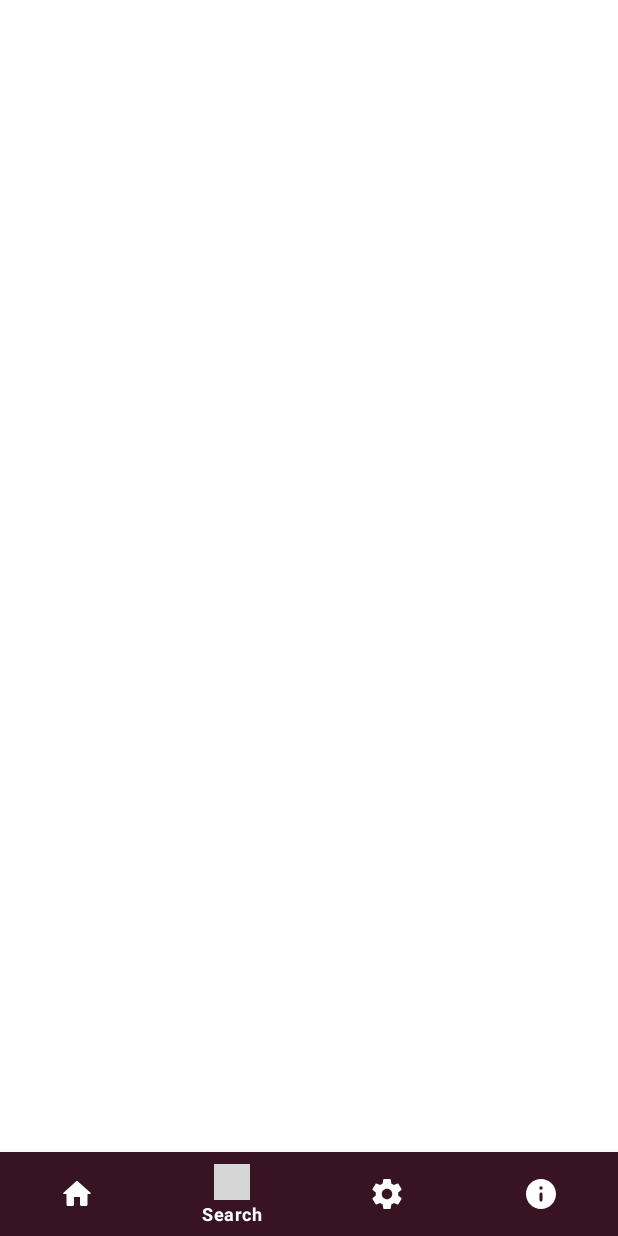
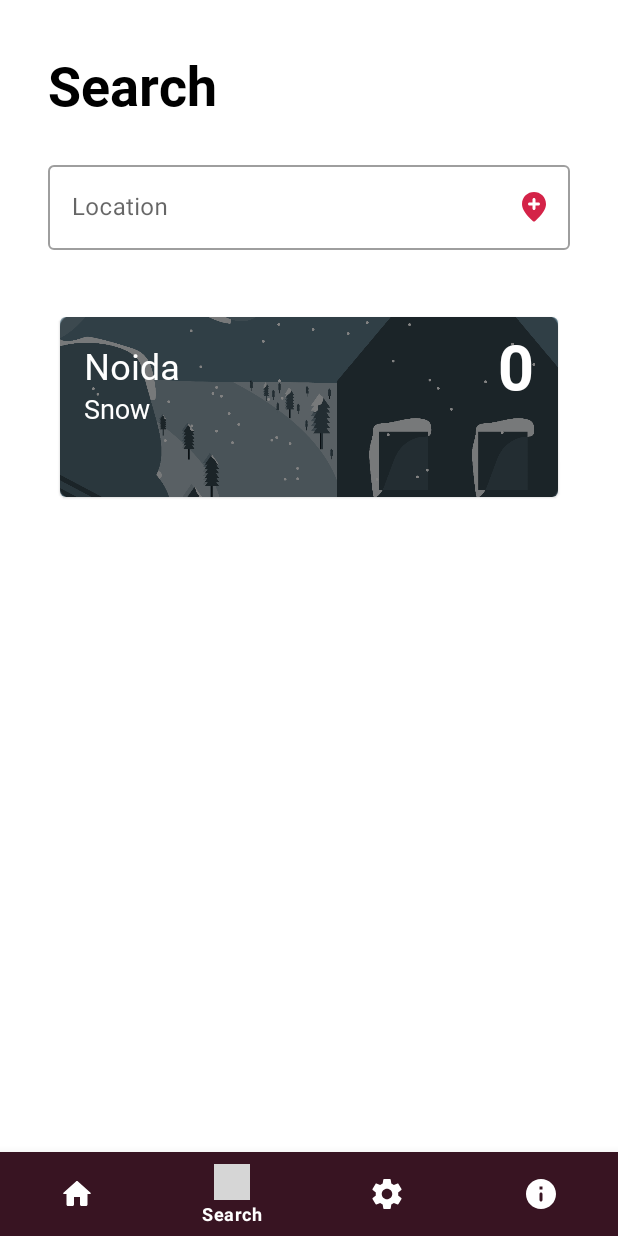
Before and after one commit to FireLord/Weathering, an Android app: the DashboardActivity screen opened directly, with no data from a screen before it, item 2 of the bottom bar chosen, on a phone screen of 412 x 824 dp. Run offline under Robolectric (Android 15) with nearby library versions, the phone set to English and light mode, and no system bars; 14 statements that could not run were skipped; grey boxes are pictures that could not be loaded.

Commit message:
app: Config search ui
Signed-off-by: FireLord <firelord.xda@gmail.com>

```diff
--- a/app/src/main/AndroidManifest.xml
+++ b/app/src/main/AndroidManifest.xml
@@ -47,7 +47,7 @@
             android:name=".DashboardActivity"
             android:screenOrientation="portrait" />
         <activity
-            android:name=".Search"
+            android:name=".search.Search"
             android:screenOrientation="portrait"/>
     </application>
 
--- a/app/src/main/java/com/firelord/weathering/DashboardActivity.kt
+++ b/app/src/main/java/com/firelord/weathering/DashboardActivity.kt
@@ -8,6 +8,7 @@ import com.firelord.weathering.databinding.ActivityDashboardBinding
 import com.firelord.weathering.home.Home
 import com.firelord.weathering.home.WeatherModel
 import com.firelord.weathering.info.Info
+import com.firelord.weathering.search.Search
 import com.firelord.weathering.settings.Settings
 
 class DashboardActivity : AppCompatActivity() {
--- a/app/src/main/java/com/firelord/weathering/Search.kt
+++ /dev/null
@@ -1,22 +0,0 @@
-package com.firelord.weathering
-
-import android.os.Bundle
-import android.view.LayoutInflater
-import android.view.View
-import android.view.ViewGroup
-import androidx.fragment.app.Fragment
-import com.firelord.weathering.databinding.FragmentSearchBinding
-
-class Search : Fragment() {
-
-    private lateinit var searchActivity: FragmentSearchBinding
-
-    override fun onCreateView(
-        inflater: LayoutInflater,
-        container: ViewGroup?,
-        savedInstanceState: Bundle?
-    ): View? {
-        searchActivity = FragmentSearchBinding.inflate(inflater)
-        return searchActivity.root
-    }
-}
--- /dev/null
+++ b/app/src/main/java/com/firelord/weathering/search/Data.kt
@@ -0,0 +1,5 @@
+package com.firelord.weathering.search
+
+import android.graphics.drawable.Drawable
+
+data class Data(val textCity: String, val textCondition: String, val textTemp: String, val textImage: Drawable?)
--- /dev/null
+++ b/app/src/main/java/com/firelord/weathering/search/Search.kt
@@ -0,0 +1,44 @@
+package com.firelord.weathering.search
+
+import android.os.Bundle
+import android.view.LayoutInflater
+import android.view.View
+import android.view.ViewGroup
+import androidx.fragment.app.Fragment
+import androidx.recyclerview.widget.LinearLayoutManager
+import androidx.recyclerview.widget.RecyclerView
+import com.firelord.weathering.R
+import com.firelord.weathering.databinding.FragmentSearchBinding
+
+class Search : Fragment() {
+
+    private lateinit var searchActivity: FragmentSearchBinding
+
+    private lateinit var recyclerView: RecyclerView
+
+    override fun onCreateView(
+        inflater: LayoutInflater,
+        container: ViewGroup?,
+        savedInstanceState: Bundle?
+    ): View? {
+        searchActivity = FragmentSearchBinding.inflate(inflater)
+        return searchActivity.root
+    }
+
+    override fun onActivityCreated(savedInstanceState: Bundle?) {
+        super.onActivityCreated(savedInstanceState)
+
+        // TODO: Add data on user's search
+        val dataList = ArrayList<Data>()
+        dataList.add(
+            Data("Noida", "Snow","0",
+                context?.getDrawable(R.drawable.snow)
+            )
+        )
+
+        val adapter = activity?.let { SearchRecyclerAdapter(it, dataList) }
+        recyclerView = searchActivity.rvSearch
+        recyclerView.layoutManager = LinearLayoutManager(activity)
+        recyclerView.adapter = adapter
+    }
+}
--- /dev/null
+++ b/app/src/main/java/com/firelord/weathering/search/SearchRecyclerAdapter.kt
@@ -0,0 +1,45 @@
+package com.firelord.weathering.search
+
+import android.content.Context
+import android.view.LayoutInflater
+import android.view.View
+import android.view.ViewGroup
+import android.widget.ImageView
+import android.widget.TextView
+import androidx.recyclerview.widget.RecyclerView
+import com.firelord.weathering.R
+
+class SearchRecyclerAdapter(context: Context, list: ArrayList<Data>) : RecyclerView.Adapter<RecyclerView.ViewHolder>(){
+
+    private val context: Context = context
+    var list: ArrayList<Data> = list
+
+    private inner class View1ViewHolder(itemView: View) :
+        RecyclerView.ViewHolder(itemView) {
+        var tvTemp: TextView = itemView.findViewById(R.id.tvTempRow)
+        var tvWeatherCondition: TextView = itemView.findViewById(R.id.tvWeatherTypeRow)
+        val tvLocation: TextView = itemView.findViewById(R.id.tvLocationRow)
+        var ivBg: ImageView = itemView.findViewById(R.id.ivBg)
+        fun bind(position: Int) {
+            val recyclerViewModel = list[position]
+            tvTemp.text = recyclerViewModel.textTemp
+            tvWeatherCondition.text = recyclerViewModel.textCondition
+            tvLocation.text = recyclerViewModel.textCity
+            ivBg.setImageDrawable(recyclerViewModel.textImage)
+        }
+    }
+
+    override fun onCreateViewHolder(parent: ViewGroup, viewType: Int): RecyclerView.ViewHolder {
+        return View1ViewHolder(
+            LayoutInflater.from(context).inflate(R.layout.locations_row, parent, false)
+        )
+    }
+
+    override fun onBindViewHolder(holder: RecyclerView.ViewHolder, position: Int) {
+        (holder as View1ViewHolder).bind(position)
+    }
+
+    override fun getItemCount(): Int {
+        return list.size
+    }
+}
--- /dev/null
+++ b/app/src/main/res/drawable/ic_transparent.xml
@@ -0,0 +1,11 @@
+<vector xmlns:android="http://schemas.android.com/apk/res/android"
+    android:width="956dp"
+    android:height="350dp"
+    android:viewportWidth="956"
+    android:viewportHeight="350">
+  <path
+      android:fillColor="#FF000000"
+      android:pathData="M20,0L936,0A20,20 0,0 1,956 20L956,330A20,20 0,0 1,936 350L20,350A20,20 0,0 1,0 330L0,20A20,20 0,0 1,20 0z"
+      android:strokeAlpha="0.495"
+      android:fillAlpha="0.495"/>
+</vector>
--- a/app/src/main/res/layout/fragment_search.xml
+++ b/app/src/main/res/layout/fragment_search.xml
@@ -4,6 +4,59 @@
     xmlns:tools="http://schemas.android.com/tools"
     android:layout_width="match_parent"
     android:layout_height="match_parent"
-    tools:context=".Search">
+    tools:context=".search.Search">
+
+    <TextView
+        android:id="@+id/tvLocation2"
+        android:layout_width="0dp"
+        android:layout_height="wrap_content"
+        android:layout_marginStart="32dp"
+        android:layout_marginTop="32dp"
+        android:layout_marginEnd="32dp"
+        android:fontFamily="@font/roboto_bold"
+        android:text="@string/search"
+        android:textColor="@color/girlBlack"
+        android:textSize="36sp"
+        app:layout_constraintEnd_toEndOf="parent"
+        app:layout_constraintStart_toStartOf="parent"
+        app:layout_constraintTop_toTopOf="parent" />
+
+    <com.google.android.material.textfield.TextInputLayout
+        android:id="@+id/text_input_layout_outlined"
+        style="@style/Widget.MaterialComponents.TextInputLayout.OutlinedBox"
+        android:layout_width="0dp"
+        android:layout_height="wrap_content"
+        android:layout_marginTop="24dp"
+        app:boxStrokeErrorColor="@color/girlBlack"
+        app:endIconDrawable="@drawable/ic_add_location"
+        app:endIconMode="custom"
+        app:endIconTint="@color/colorGirlDark"
+        app:errorEnabled="true"
+        app:errorIconTint="@color/girlBlack"
+        app:errorTextColor="@color/girlBlack"
+        app:layout_constraintEnd_toEndOf="@+id/tvLocation2"
+        app:layout_constraintStart_toStartOf="@+id/tvLocation2"
+        app:layout_constraintTop_toBottomOf="@+id/tvLocation2">
+
+        <com.google.android.material.textfield.TextInputEditText
+            android:id="@+id/text_input_edit_text_outlined"
+            android:layout_width="match_parent"
+            android:layout_height="wrap_content"
+            android:hint="@string/location"
+            android:inputType="textCapSentences"
+            android:maxLength="10" />
+    </com.google.android.material.textfield.TextInputLayout>
+
+    <androidx.recyclerview.widget.RecyclerView
+        android:id="@+id/rvSearch"
+        android:layout_width="0dp"
+        android:layout_height="0dp"
+        android:layout_marginTop="16dp"
+        android:layout_marginBottom="32dp"
+        app:layout_constraintBottom_toBottomOf="parent"
+        app:layout_constraintEnd_toEndOf="@+id/text_input_layout_outlined"
+        app:layout_constraintStart_toStartOf="@+id/text_input_layout_outlined"
+        app:layout_constraintTop_toBottomOf="@+id/text_input_layout_outlined"
+        app:layout_constraintVertical_bias="0.0" />
 
 </androidx.constraintlayout.widget.ConstraintLayout>
--- /dev/null
+++ b/app/src/main/res/layout/locations_row.xml
@@ -0,0 +1,91 @@
+<?xml version="1.0" encoding="utf-8"?>
+<androidx.constraintlayout.widget.ConstraintLayout xmlns:android="http://schemas.android.com/apk/res/android"
+    xmlns:app="http://schemas.android.com/apk/res-auto"
+    xmlns:tools="http://schemas.android.com/tools"
+    android:layout_width="match_parent"
+    android:layout_height="wrap_content">
+
+    <com.google.android.material.card.MaterialCardView
+        android:id="@+id/materialCardView"
+        android:layout_width="match_parent"
+        android:layout_height="120dp"
+        android:layout_marginStart="8dp"
+        android:layout_marginTop="8dp"
+        android:layout_marginEnd="8dp"
+        android:layout_marginBottom="8dp"
+        app:layout_constraintBottom_toBottomOf="parent"
+        app:layout_constraintEnd_toEndOf="parent"
+        app:layout_constraintStart_toStartOf="parent"
+        app:layout_constraintTop_toTopOf="parent">
+
+        <androidx.constraintlayout.widget.ConstraintLayout
+            android:layout_width="match_parent"
+            android:layout_height="match_parent">
+
+            <ImageView
+                android:id="@+id/ivBg"
+                android:layout_width="0dp"
+                android:layout_height="0dp"
+                android:adjustViewBounds="true"
+                android:scaleType="centerCrop"
+                android:src="@drawable/sunny"
+                app:layout_constraintBottom_toBottomOf="parent"
+                app:layout_constraintEnd_toEndOf="parent"
+                app:layout_constraintStart_toStartOf="parent"
+                app:layout_constraintTop_toTopOf="parent" />
+
+            <ImageView
+                android:id="@+id/ivTransparent"
+                android:layout_width="wrap_content"
+                android:layout_height="wrap_content"
+                android:scaleType="centerCrop"
+                android:src="@drawable/ic_transparent"
+                app:layout_constraintBottom_toBottomOf="parent"
+                app:layout_constraintEnd_toEndOf="parent"
+                app:layout_constraintStart_toStartOf="parent"
+                app:layout_constraintTop_toTopOf="parent" />
+
+            <TextView
+                android:id="@+id/tvLocationRow"
+                android:layout_width="wrap_content"
+                android:layout_height="wrap_content"
+                android:layout_marginStart="16dp"
+                android:layout_marginTop="16dp"
+                android:fontFamily="@font/roboto"
+                android:text="New Delhi, IN"
+                android:textColor="@color/girlWhite"
+                android:textSize="24sp"
+                app:layout_constraintStart_toStartOf="parent"
+                app:layout_constraintTop_toTopOf="parent" />
+
+            <TextView
+                android:id="@+id/tvWeatherTypeRow"
+                android:layout_width="wrap_content"
+                android:layout_height="wrap_content"
+                android:fontFamily="@font/roboto"
+                android:text="Sunny"
+                android:textColor="@color/girlWhite"
+                android:textSize="18sp"
+                app:layout_constraintBottom_toBottomOf="parent"
+                app:layout_constraintEnd_toEndOf="@+id/tvLocationRow"
+                app:layout_constraintHorizontal_bias="0.0"
+                app:layout_constraintStart_toStartOf="@+id/tvLocationRow"
+                app:layout_constraintTop_toBottomOf="@+id/tvLocationRow"
+                app:layout_constraintVertical_bias="0.0" />
+
+            <TextView
+                android:id="@+id/tvTempRow"
+                android:layout_width="wrap_content"
+                android:layout_height="wrap_content"
+                android:layout_marginEnd="16dp"
+                android:fontFamily="@font/roboto_bold"
+                android:text="-36°"
+                android:textColor="@color/girlWhite"
+                android:textSize="42sp"
+                app:layout_constraintBottom_toBottomOf="@+id/tvLocationRow"
+                app:layout_constraintEnd_toEndOf="parent"
+                app:layout_constraintTop_toTopOf="@+id/tvLocationRow" />
+
+        </androidx.constraintlayout.widget.ConstraintLayout>
+    </com.google.android.material.card.MaterialCardView>
+</androidx.constraintlayout.widget.ConstraintLayout>
```
Also changed, not shown: 1 other file.
